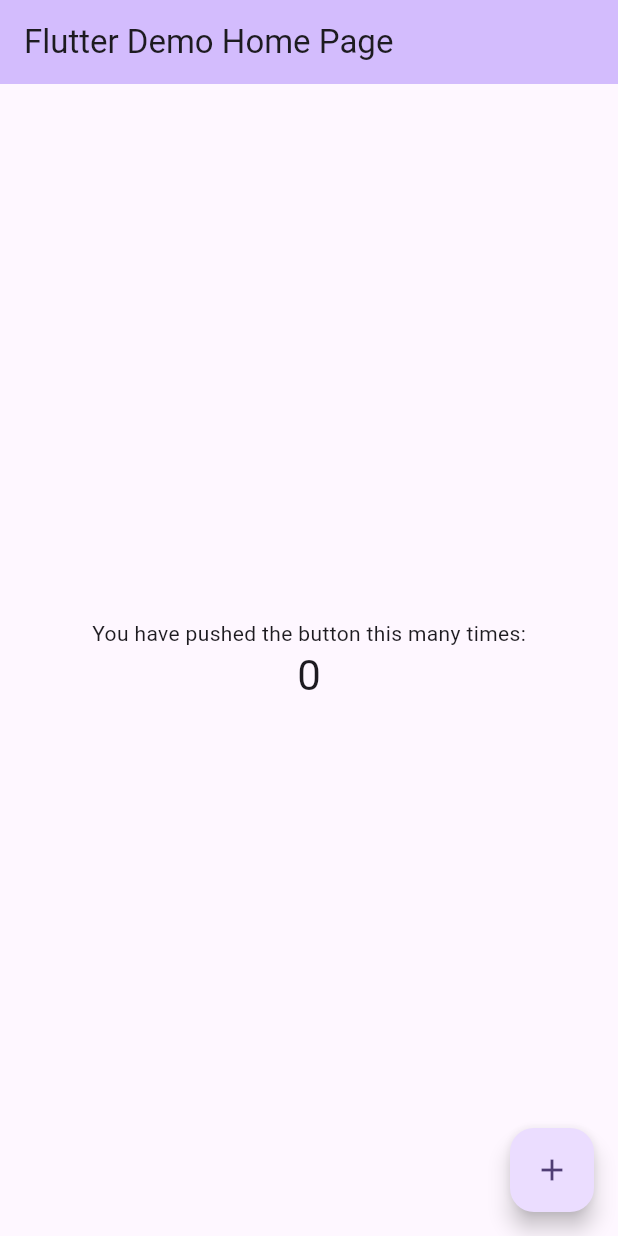
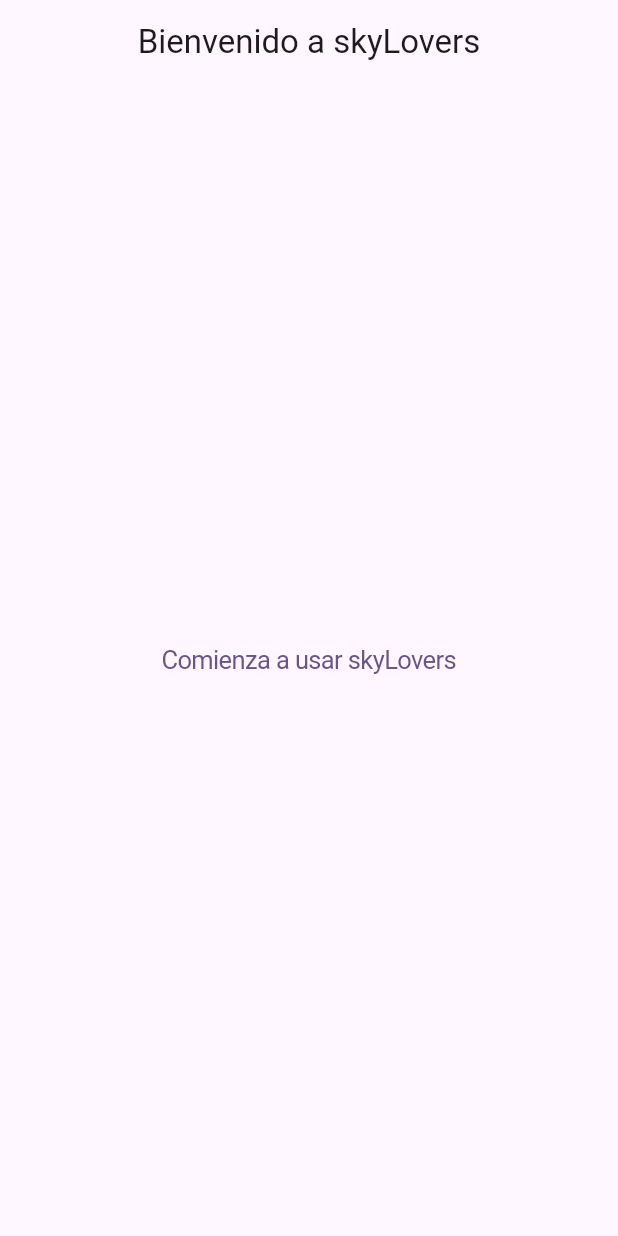
Before and after one commit to juliord24/sky_lovers, a Flutter app: the screen it shows after launch, on a phone screen of 412 x 824 dp. Run offline on Flutter 3.47's test engine with Material 3 defaults, Android fonts, the phone set to English and light mode, and no system bars; our stand-ins replace firebase_auth, firebase_core; accounts and stored records are empty.

Commit message:
gitflow-feature-stash: login

```diff
--- a/lib/main.dart
+++ b/lib/main.dart
@@ -1,52 +1,29 @@
 import 'package:flutter/material.dart';
+import 'package:sky_lovers/views/pages/login_page.dart';
 
 void main() {
   runApp(const MyApp());
+
 }
 
 class MyApp extends StatelessWidget {
   const MyApp({super.key});
 
-  // This widget is the root of your application.
   @override
   Widget build(BuildContext context) {
     return MaterialApp(
-      title: 'Flutter Demo',
+      title: 'skyLovers',
       theme: ThemeData(
-        // This is the theme of your application.
-        //
-        // TRY THIS: Try running your application with "flutter run". You'll see
-        // the application has a purple toolbar. Then, without quitting the app,
-        // try changing the seedColor in the colorScheme below to Colors.green
-        // and then invoke "hot reload" (save your changes or press the "hot
-        // reload" button in a Flutter-supported IDE, or press "r" if you used
-        // the command line to start the app).
-        //
-        // Notice that the counter didn't reset back to zero; the application
-        // state is not lost during the reload. To reset the state, use hot
-        // restart instead.
-        //
-        // This works for code too, not just values: Most code changes can be
-        // tested with just a hot reload.
         colorScheme: ColorScheme.fromSeed(seedColor: Colors.deepPurple),
         useMaterial3: true,
       ),
-      home: const MyHomePage(title: 'Flutter Demo Home Page'),
+      home: const LoginPage(),
     );
   }
 }
 
 class MyHomePage extends StatefulWidget {
   const MyHomePage({super.key, required this.title});
-
-  // This widget is the home page of your application. It is stateful, meaning
-  // that it has a State object (defined below) that contains fields that affect
-  // how it looks.
-
-  // This class is the configuration for the state. It holds the values (in this
-  // case the title) provided by the parent (in this case the App widget) and
-  // used by the build method of the State. Fields in a Widget subclass are
-  // always marked "final".
 
   final String title;
 
@@ -59,50 +36,24 @@
 
   void _incrementCounter() {
     setState(() {
-      // This call to setState tells the Flutter framework that something has
-      // changed in this State, which causes it to rerun the build method below
-      // so that the display can reflect the updated values. If we changed
-      // _counter without calling setState(), then the build method would not be
-      // called again, and so nothing would appear to happen.
       _counter++;
     });
   }
 
   @override
   Widget build(BuildContext context) {
-    // This method is rerun every time setState is called, for instance as done
-    // by the _incrementCounter method above.
-    //
-    // The Flutter framework has been optimized to make rerunning build methods
-    // fast, so that you can just rebuild anything that needs updating rather
-    // than having to individually change instances of widgets.
+
     return Scaffold(
       appBar: AppBar(
-        // TRY THIS: Try changing the color here to a specific color (to
-        // Colors.amber, perhaps?) and trigger a hot reload to see the AppBar
-        // change color while the other colors stay the same.
+
         backgroundColor: Theme.of(context).colorScheme.inversePrimary,
-        // Here we take the value from the MyHomePage object that was created by
-        // the App.build method, and use it to set our appbar title.
+
         title: Text(widget.title),
       ),
       body: Center(
-        // Center is a layout widget. It takes a single child and positions it
-        // in the middle of the parent.
+
         child: Column(
-          // Column is also a layout widget. It takes a list of children and
-          // arranges them vertically. By default, it sizes itself to fit its
-          // children horizontally, and tries to be as tall as its parent.
-          //
-          // Column has various properties to control how it sizes itself and
-          // how it positions its children. Here we use mainAxisAlignment to
-          // center the children vertically; the main axis here is the vertical
-          // axis because Columns are vertical (the cross axis would be
-          // horizontal).
-          //
-          // TRY THIS: Invoke "debug painting" (choose the "Toggle Debug Paint"
-          // action in the IDE, or press "p" in the console), to see the
-          // wireframe for each widget.
+
           mainAxisAlignment: MainAxisAlignment.center,
           children: <Widget>[
             const Text(
@@ -119,7 +70,7 @@
         onPressed: _incrementCounter,
         tooltip: 'Increment',
         child: const Icon(Icons.add),
-      ), // This trailing comma makes auto-formatting nicer for build methods.
+      ),
     );
   }
 }
--- /dev/null
+++ b/lib/services/google_auth.dart
@@ -0,0 +1,3 @@
+import 'package:firebase_auth/firebase_auth.dart';
+
+class userChe
--- /dev/null
+++ b/lib/views/pages/login_page.dart
@@ -0,0 +1,30 @@
+import 'package:flutter/cupertino.dart';
+import 'package:flutter/material.dart';
+
+class LoginPage extends StatelessWidget{
+  const LoginPage({super.key});
+
+  @override
+  Widget build(BuildContext context) {
+
+    return Scaffold(
+      appBar: AppBar(
+        centerTitle: true,
+        title: const Text('Bienvenido a skyLovers'),
+      ),
+      body: Center(
+        child: Column(
+          mainAxisAlignment: MainAxisAlignment.center,
+          children: [
+            CupertinoButton(
+              child: const Text('Comienza a usar skyLovers'),
+              onPressed: (){
+  }
+            )
+          ],
+        ),
+      ),
+    );
+  }
+
+}
--- a/pubspec.yaml
+++ b/pubspec.yaml
@@ -35,6 +35,8 @@
   # The following adds the Cupertino Icons font to your application.
   # Use with the CupertinoIcons class for iOS style icons.
   cupertino_icons: ^1.0.2
+  firebase_core: ^2.24.2
+  firebase_auth: ^4.16.0
 
 dev_dependencies:
   flutter_test:
```
Also changed, not shown: lib/firebase_options.dart (added), pubspec.lock, 1 other file.
